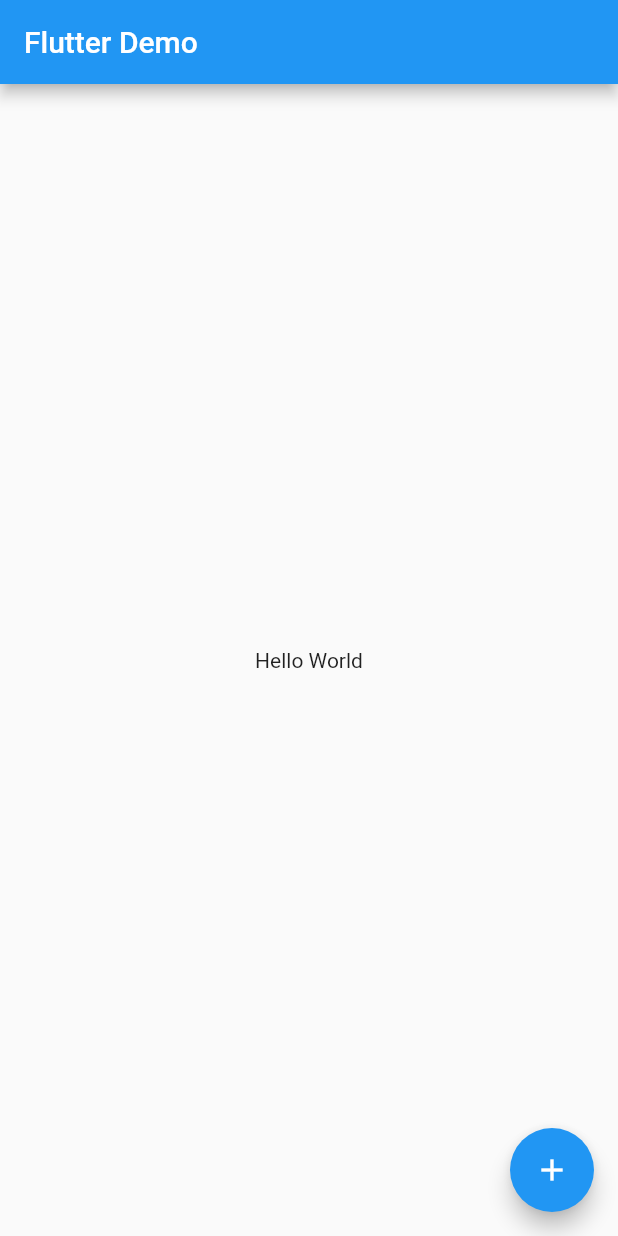
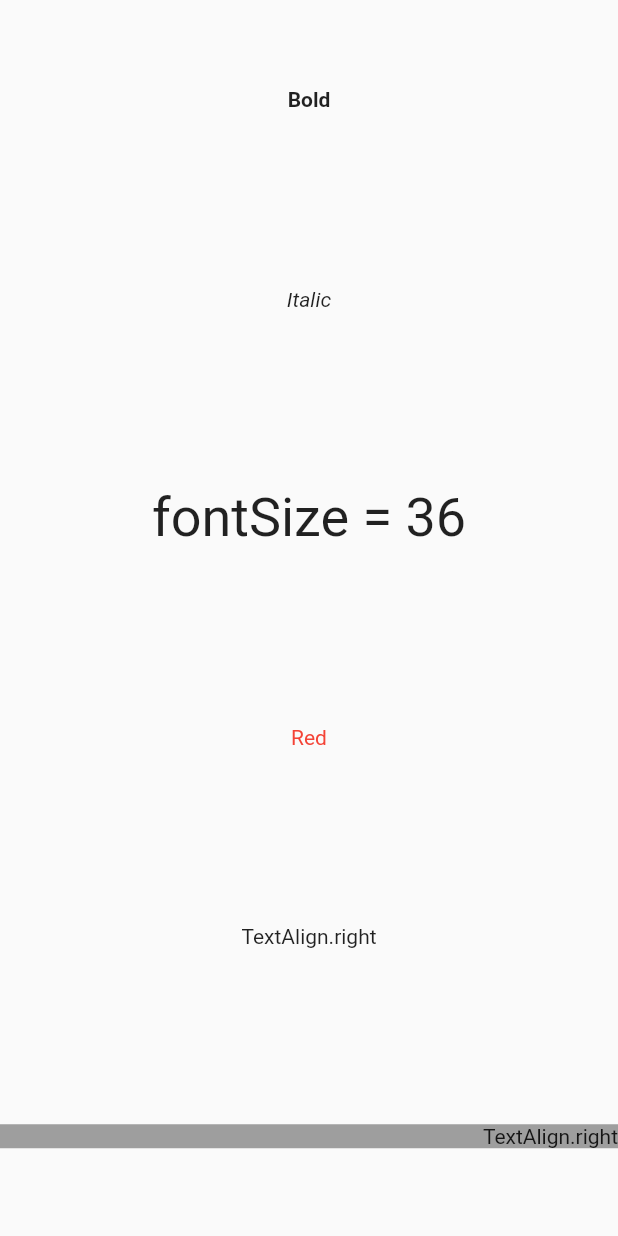
Before and after one commit to ryuimoto/widget-practice, a Flutter app: the screen it shows after launch, on a phone screen of 412 x 824 dp. Run offline on Flutter 3.47's test engine with Material 2 defaults, Android fonts, the phone set to English and light mode, and no system bars.

Commit message:
edit view

```diff
--- a/lib/main.dart
+++ b/lib/main.dart
@@ -7,19 +7,23 @@ class MyApp extends StatelessWidget {
   Widget build(BuildContext context) {
     return MaterialApp(
       title: 'Flutter Demo',
-      theme: ThemeData(
-        primarySwatch: Colors.blue,
-      ),
+      theme: ThemeData(primarySwatch: Colors.blue),
       home: Scaffold(
-        appBar: AppBar(
-          title: Text('Flutter Demo'),
-        ),
-        body: Center(
-          child: Text('Hello World'),
-        ),
-        floatingActionButton: FloatingActionButton(
-          onPressed: () {},
-          child: Icon(Icons.add),
+        body: Column(
+          mainAxisAlignment: MainAxisAlignment.spaceAround,
+          children: <Widget>[
+            Text('Bold',style: TextStyle(fontWeight: FontWeight.bold)),
+            Text('Italic',style: TextStyle(fontStyle: FontStyle.italic)),
+            Text('fontSize = 36',style: TextStyle(fontSize: 36)),
+            Text('Red',style: TextStyle(color: Colors.red)),
+            Text('TextAlign.right', textAlign: TextAlign.right),
+            Container(
+              width: double.infinity,
+              color: Colors.grey,
+              // 表示位置を指定
+              child: Text('TextAlign.right', textAlign: TextAlign.right),
+            ),
+          ],
         ),
       ),
     );
```
